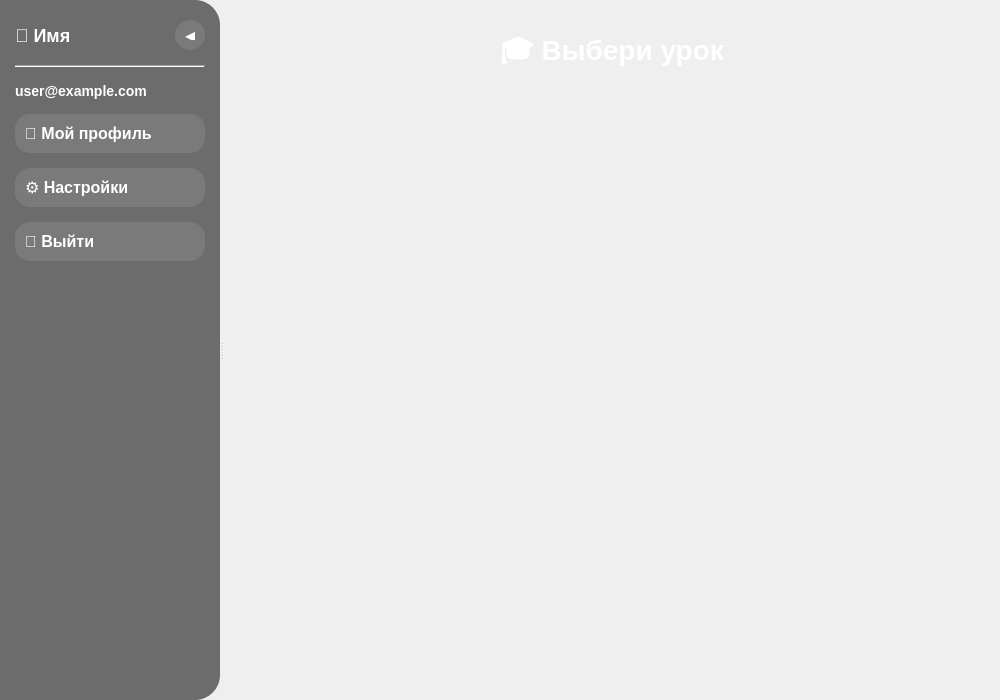
Above: app/ui/main.ui from vasilisqq/music_app before the change. Below: the same form after it.
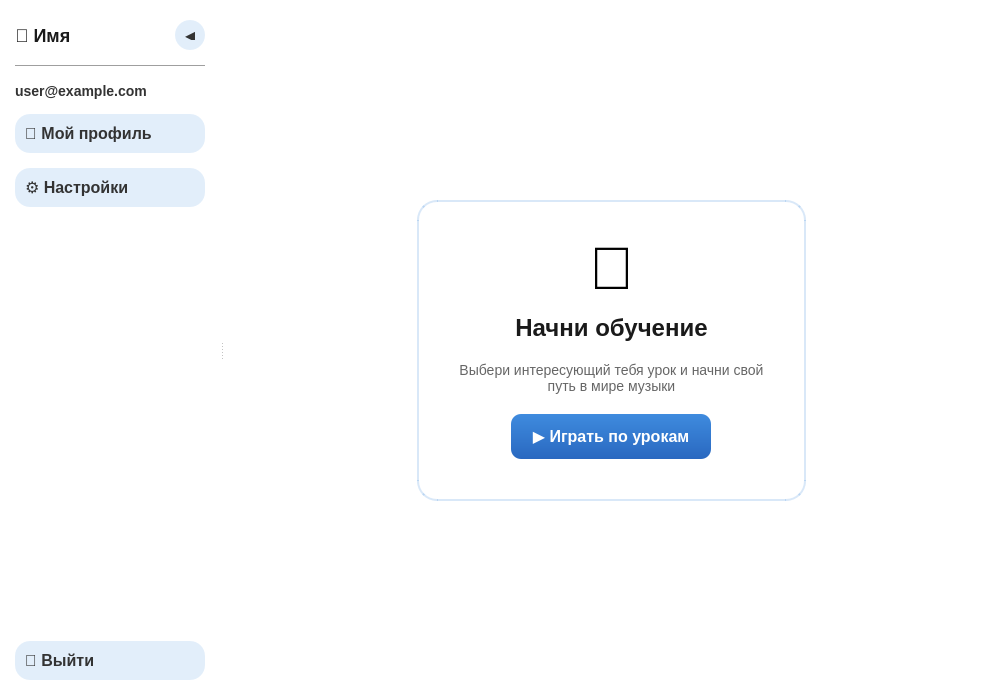
That is the form after the change.

Commit message: themes cards

Diff of the .ui file:
```diff
--- a/app/ui/main.ui
+++ b/app/ui/main.ui
@@ -22,37 +22,37 @@
   <property name="styleSheet">
    <string notr="true">
 QMainWindow {
-  background: qlineargradient(x1:0, y1:0, x2:1, y2:1,
-    stop:0 #3a8dde, stop:0.5 #00c8d6, stop:1 #2faf5e);
+  background: white;
 }
 #drawerWidget {
-  background: rgba(0,0,0,0.55);
+  background: white;
   border-top-right-radius: 25px;
   border-bottom-right-radius: 25px;
 }
 #drawerWidget QPushButton {
-  background: rgba(255,255,255,0.1);
+  background: rgba(63, 139, 222, 0.15);
   border-radius: 15px;
   padding: 10px;
   text-align: left;
   font-size: 16px;
   font-weight: 600;
-  color: white;
+  color: #333;
 }
 #drawerWidget QPushButton:hover {
-  background: rgba(255,255,255,0.25);
+  background: rgba(63, 139, 222, 0.25);
 }
 #drawerWidget QPushButton:pressed {
-  background: rgba(255,255,255,0.4);
+  background: rgba(63, 139, 222, 0.4);
 }
 #drawerWidget QLabel {
-  color: white;
+  color: #333;
   font-size: 14px;
   font-weight: 500;
 }
 #drawerWidget #userNameLabel {
   font-size: 18px;
   font-weight: 700;
+  color: #1a1a1a;
 }
 #collapseBtn {
   background: transparent;
@@ -229,13 +229,6 @@
           </property>
          </widget>
         </item>
-        <item>
-         <widget class="QPushButton" name="logoutBtn">
-          <property name="text">
-           <string>🚪 Выйти</string>
-          </property>
-         </widget>
-        </item>
         <item>
          <spacer name="verticalSpacer_drawer">
           <property name="orientation">
@@ -249,44 +242,241 @@
           </property>
          </spacer>
         </item>
+        <item>
+         <widget class="QPushButton" name="logoutBtn">
+          <property name="text">
+           <string>🚪 Выйти</string>
+          </property>
+         </widget>
+        </item>
        </layout>
       </widget>
-      <widget class="QScrollArea" name="lessonsScrollArea">
-       <property name="widgetResizable">
-        <bool>true</bool>
-       </property>
-       <widget class="QWidget" name="scrollAreaWidgetContents">
-        <property name="geometry">
-         <rect>
-          <x>0</x>
-          <y>0</y>
-          <width>720</width>
-          <height>600</height>
-         </rect>
-        </property>
-        <layout class="QVBoxLayout" name="verticalLayout_scroll">
+      <widget class="QStackedWidget" name="stackedWidget">
+       <widget class="QWidget" name="homePageWidget">
+        <layout class="QVBoxLayout" name="homePageLayout">
+         <item>
+          <spacer name="verticalSpacer_top">
+           <property name="orientation">
+            <enum>Qt::Orientation::Vertical</enum>
+           </property>
+           <property name="sizeHint" stdset="0">
+            <size>
+             <width>20</width>
+             <height>40</height>
+            </size>
+           </property>
+          </spacer>
+         </item>
+         <item alignment="Qt::AlignHCenter">
+          <widget class="QFrame" name="cardFrame">
+           <property name="minimumSize">
+            <size>
+             <width>350</width>
+             <height>300</height>
+            </size>
+           </property>
+           <property name="maximumSize">
+            <size>
+             <width>400</width>
+             <height>350</height>
+            </size>
+           </property>
+           <property name="styleSheet">
+            <string notr="true">
+QFrame#cardFrame {
+  background: white;
+  border-radius: 20px;
+  border: 2px solid rgba(63, 139, 222, 0.2);
+}
+            </string>
+           </property>
+           <property name="frameShape">
+            <enum>QFrame::Shape::StyledPanel</enum>
+           </property>
+           <property name="frameShadow">
+            <enum>QFrame::Shadow::Raised</enum>
+           </property>
+           <layout class="QVBoxLayout" name="cardLayout">
+            <property name="spacing">
+             <number>20</number>
+            </property>
+            <property name="leftMargin">
+             <number>40</number>
+            </property>
+            <property name="topMargin">
+             <number>40</number>
+            </property>
+            <property name="rightMargin">
+             <number>40</number>
+            </property>
+            <property name="bottomMargin">
+             <number>40</number>
+            </property>
+            <item alignment="Qt::AlignHCenter">
+             <widget class="QLabel" name="cardIconLabel">
+              <property name="text">
+               <string>🎵</string>
+              </property>
+              <property name="styleSheet">
+               <string notr="true">font-size: 60px; background: transparent;</string>
+              </property>
+              <property name="alignment">
+               <set>Qt::AlignmentFlag::AlignCenter</set>
+              </property>
+             </widget>
+            </item>
+            <item alignment="Qt::AlignHCenter">
+             <widget class="QLabel" name="cardTitleLabel">
+              <property name="text">
+               <string>Начни обучение</string>
+              </property>
+              <property name="styleSheet">
+               <string notr="true">color: #1a1a1a; font-size: 24px; font-weight: bold; background: transparent;</string>
+              </property>
+              <property name="alignment">
+               <set>Qt::AlignmentFlag::AlignCenter</set>
+              </property>
+             </widget>
+            </item>
+            <item alignment="Qt::AlignHCenter">
+             <widget class="QLabel" name="cardDescLabel">
+              <property name="text">
+               <string>Выбери интересующий тебя урок и начни свой путь в мире музыки</string>
+              </property>
+              <property name="wordWrap">
+               <bool>true</bool>
+              </property>
+              <property name="styleSheet">
+               <string notr="true">color: #666; font-size: 14px; background: transparent;</string>
+              </property>
+              <property name="alignment">
+               <set>Qt::AlignmentFlag::AlignCenter</set>
+              </property>
+             </widget>
+            </item>
+            <item alignment="Qt::AlignHCenter">
+             <widget class="QPushButton" name="cardPlayBtn">
+              <property name="text">
+               <string>▶️ Играть по урокам</string>
+              </property>
+              <property name="minimumSize">
+               <size>
+                <width>200</width>
+                <height>45</height>
+               </size>
+              </property>
+              <property name="styleSheet">
+               <string notr="true">
+QPushButton#cardPlayBtn {
+  background: qlineargradient(x1:0,y1:0,x2:0,y2:1, stop:0 #3f8bde, stop:1 #2968c0);
+  border-radius: 10px;
+  padding: 12px;
+  font-size: 16px;
+  font-weight: bold;
+  color: white;
+  border: none;
+}
+QPushButton#cardPlayBtn:hover {
+  background: qlineargradient(x1:0,y1:0,x2:0,y2:1, stop:0 #2968c0, stop:1 #1f4a8a);
+}
+QPushButton#cardPlayBtn:pressed {
+  background: qlineargradient(x1:0,y1:0,x2:0,y2:1, stop:0 #1f4a8a, stop:1 #142d5a);
+}
+              </string>
+              </property>
+             </widget>
+            </item>
+           </layout>
+          </widget>
+         </item>
+         <item>
+          <spacer name="verticalSpacer_bottom">
+           <property name="orientation">
+            <enum>Qt::Orientation::Vertical</enum>
+           </property>
+           <property name="sizeHint" stdset="0">
+            <size>
+             <width>20</width>
+             <height>40</height>
+            </size>
+           </property>
+          </spacer>
+         </item>
+        </layout>
+       </widget>
+       <widget class="QWidget" name="topicsPageWidget">
+        <layout class="QVBoxLayout" name="topicsPageLayout">
          <property name="spacing">
-          <number>20</number>
+          <number>15</number>
          </property>
          <property name="leftMargin">
           <number>30</number>
          </property>
          <property name="topMargin">
-          <number>30</number>
+          <number>20</number>
          </property>
          <property name="rightMargin">
           <number>30</number>
          </property>
          <property name="bottomMargin">
-          <number>30</number>
+          <number>20</number>
          </property>
          <item>
-          <widget class="QLabel" name="greetingLabel">
+          <layout class="QHBoxLayout" name="topicsHeaderLayout">
+           <item>
+            <widget class="QPushButton" name="backBtn">
+             <property name="text">
+              <string>◀ Назад</string>
+             </property>
+             <property name="maximumSize">
+              <size>
+               <width>120</width>
+               <height>40</height>
+              </size>
+             </property>
+             <property name="styleSheet">
+              <string notr="true">
+QPushButton#backBtn {
+  background: rgba(63, 139, 222, 0.2);
+  border-radius: 8px;
+  padding: 8px 16px;
+  font-size: 14px;
+  font-weight: bold;
+  color: #3f8bde;
+  border: 1px solid rgba(63, 139, 222, 0.3);
+}
+QPushButton#backBtn:hover {
+  background: rgba(63, 139, 222, 0.3);
+}
+QPushButton#backBtn:pressed {
+  background: rgba(63, 139, 222, 0.5);
+}
+              </string>
+             </property>
+            </widget>
+           </item>
+           <item>
+            <spacer name="horizontalSpacer_topics">
+             <property name="orientation">
+              <enum>Qt::Orientation::Horizontal</enum>
+             </property>
+             <property name="sizeHint" stdset="0">
+              <size>
+               <width>40</width>
+               <height>20</height>
+              </size>
+             </property>
+            </spacer>
+           </item>
+          </layout>
+         </item>
+         <item>
+          <widget class="QLabel" name="topicsHeaderLabel">
            <property name="text">
-            <string>🎓 Выбери урок</string>
+            <string>📚 Доступные темы</string>
            </property>
            <property name="styleSheet">
-            <string notr="true">color: white; font-size: 28px; font-weight: bold; background: transparent;</string>
+            <string notr="true">color: #1a1a1a; font-size: 22px; font-weight: bold; background: transparent;</string>
            </property>
            <property name="alignment">
             <set>Qt::AlignmentFlag::AlignCenter</set>
@@ -294,27 +484,29 @@
           </widget>
          </item>
          <item>
-          <layout class="QGridLayout" name="lessonsGridLayout">
-           <property name="horizontalSpacing">
-            <number>20</number>
+          <widget class="QListWidget" name="topicsListWidget">
+           <property name="styleSheet">
+            <string notr="true">
+QListWidget {
+  background: white;
+  border-radius: 10px;
+  border: 1px solid rgba(0, 0, 0, 0.1);
+}
+QListWidget::item {
+  padding: 15px;
+  border-bottom: 1px solid rgba(0, 0, 0, 0.05);
+  background: white;
+}
+QListWidget::item:hover {
+  background: rgba(63, 139, 222, 0.1);
+}
+QListWidget::item:selected {
+  background: rgba(63, 139, 222, 0.25);
+  color: #1a1a1a;
+}
+            </string>
            </property>
-           <property name="verticalSpacing">
-            <number>20</number>
-           </property>
-          </layout>
-         </item>
-         <item>
-          <spacer name="verticalSpacer_bottom">
-           <property name="orientation">
-            <enum>Qt::Orientation::Vertical</enum>
-           </property>
-           <property name="sizeHint" stdset="0">
-            <size>
-             <width>20</width>
-             <height>40</height>
-            </size>
-           </property>
-          </spacer>
+          </widget>
          </item>
         </layout>
        </widget>
```
The commit also changes 4 other files.
